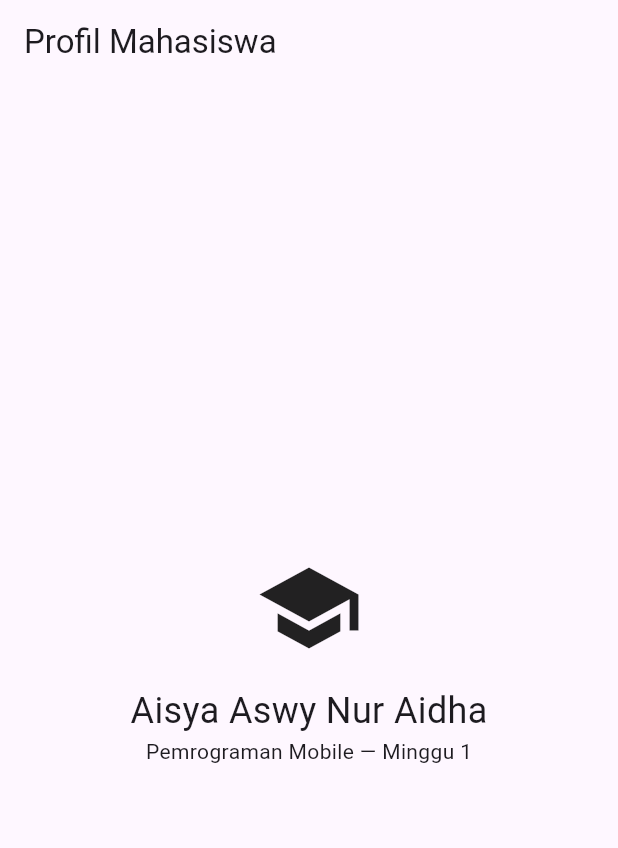
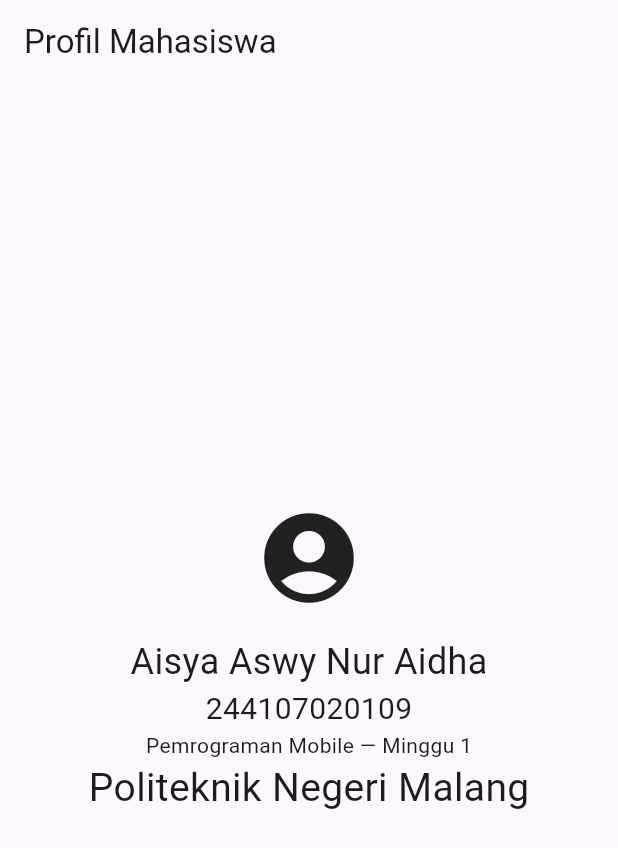
Before and after one commit to Aisyaaswy/244107020109-mobile-course, a Flutter app: the screen it shows after launch, on a phone screen of 412 x 824 dp. Shown: the top 848 px of the screen. Run offline on Flutter 3.47's test engine with Material 3 defaults, Android fonts, the light colour scheme and no system bars.

Commit message:
feat: create week 1 Flutter profile app

```diff
--- a/01-week-1-mobile-development-ecosystem-flutter-refresh/my_first_app/lib/main.dart
+++ b/01-week-1-mobile-development-ecosystem-flutter-refresh/my_first_app/lib/main.dart
@@ -12,10 +12,12 @@
         appBar: AppBar(title: const Text('Profil Mahasiswa')),
         body: const Center(
           child: Column(mainAxisSize: MainAxisSize.min, children: [
-            Icon(Icons.school, size: 72),
+            Icon(Icons.account_circle, size: 72),
             SizedBox(height: 16),
             Text('Aisya Aswy Nur Aidha', style: TextStyle(fontSize: 24)),
+            Text('244107020109', style: TextStyle(fontSize: 20)),
             Text('Pemrograman Mobile — Minggu 1'),
+            Text('Politeknik Negeri Malang', style: TextStyle(fontSize: 26)),
           ]),
         ),
       ),
```
Also changed, not shown: 5 other files.
